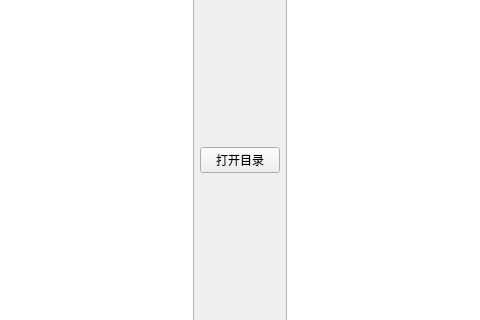
Before: the Qt Designer form 20260701/mainwindow.ui in Deleto06/ifyouarereadingthis, drawn with Qt 5; both pictures show x 165 to 645 and y 129 to 449 of the 800 by 600 pixel window.
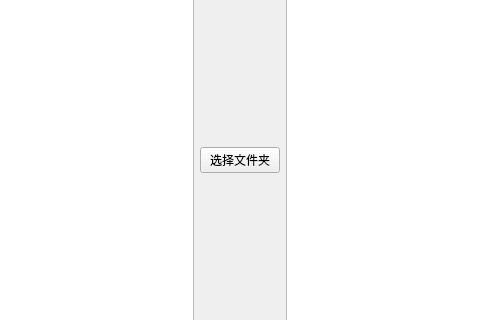
After: the same form once the commit is applied.

Commit message: 20260703_右键不选择列表

What changed in the file:
```diff
--- a/20260701/mainwindow.ui
+++ b/20260701/mainwindow.ui
@@ -28,7 +28,7 @@
     <item>
      <widget class="QPushButton" name="btnAddDir">
       <property name="text">
-       <string>打开目录</string>
+       <string>选择文件夹</string>
       </property>
      </widget>
     </item>
```
The commit also changes 20 other files.
